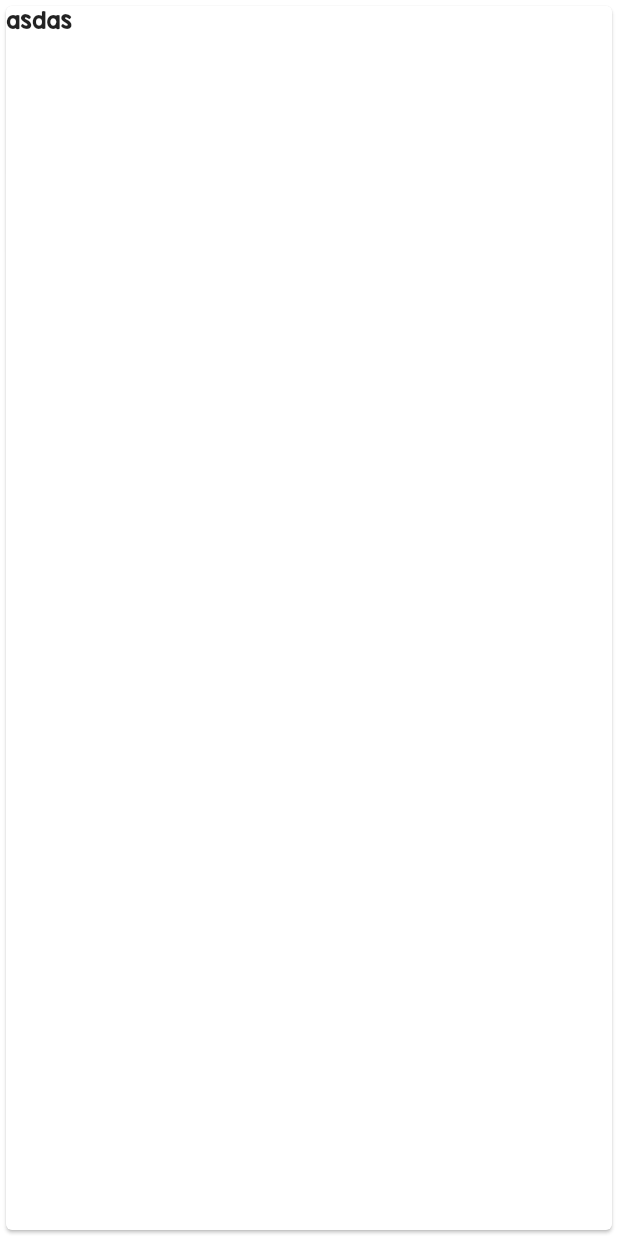
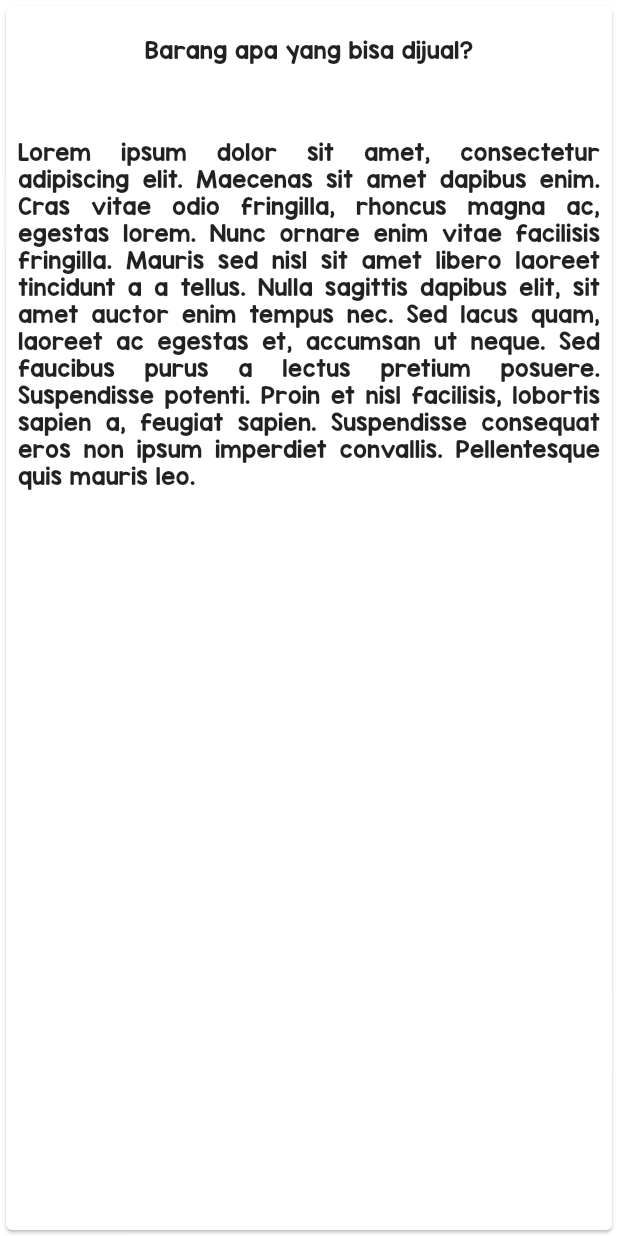
Before and after one commit to zackyrr7/consumen-samket, a Flutter app: the Bantuan screen opened directly, after a tap on "Barang apa yang bisa dijual?", on a phone screen of 412 x 824 dp. Run offline on Flutter 3.47's test engine with Material 2 defaults, Android fonts, the phone set to English and light mode, and no system bars; our stand-ins replace flutter_screenutil.

Commit message:
Fix bantuan detail and icon launcher

```diff
--- a/lib/demo.dart
+++ b/lib/demo.dart
@@ -77,32 +77,3 @@ List<Map<String, dynamic>> dataList = [
 
 
 ];
-
-List<Map<String, dynamic>> dataTanya = [
-  {
-    "judul": "Barang apa yang bisa dijual?",
-    "Jawaban": "asdasdsadsa1"
-  },
-   {
-    "judul": "Barang apa y bisa dijual?",
-    "Jawaban": "asdasdsadsa2"
-  },
-   {
-    "judul": "Barang apa yang bisajual?",
-    "Jawaban": "asdasdsadsa3"
-  },
-   {
-    "judul": "Barang apa yang bisa dijl?",
-    "Jawaban": "asdasdsadsa4"
-  },
-   {
-    "judul": "Barang apa yang bisa dual?",
-    "Jawaban": "asdasdsadsa5"
-  },
-   {
-    "judul": "Barang apa yang bisa dijl?",
-    "Jawaban": "asdasdsadsa6"
-  },
-
-
-];
--- /dev/null
+++ b/lib/list_tanya.dart
@@ -0,0 +1,34 @@
+
+
+class Tanya {
+  late String judul;
+  late String jawab;
+
+  Tanya({
+    required this.judul,
+    required this.jawab,
+  });
+}
+
+List<Tanya> tanyaList = [
+  Tanya(
+    judul: "Barang apa yang bisa dijual?", jawab: "Lorem ipsum dolor sit amet, consectetur adipiscing elit. Maecenas sit amet dapibus enim. Cras vitae odio fringilla, rhoncus magna ac, egestas lorem. Nunc ornare enim vitae facilisis fringilla. Mauris sed nisl sit amet libero laoreet tincidunt a a tellus. Nulla sagittis dapibus elit, sit amet auctor enim tempus nec. Sed lacus quam, laoreet ac egestas et, accumsan ut neque. Sed faucibus purus a lectus pretium posuere. Suspendisse potenti. Proin et nisl facilisis, lobortis sapien a, feugiat sapien. Suspendisse consequat eros non ipsum imperdiet convallis. Pellentesque quis mauris leo."),
+  Tanya(judul: "Barang apa yang bisa dial?", jawab: "asdasdsadsa2"),
+  Tanya(judul: "Barang apa yang bisa dial?", jawab: "asdasdsadsa2"),
+  Tanya(judul: "Barang apa yang bisa dial?", jawab: "asdasdsadsa2"),
+  Tanya(judul: "Barang apa yang bisa dial?", jawab: "asdasdsadsa2"),
+  Tanya(judul: "Barang apa yang bisa dial?", jawab: "asdasdsadsa2"),
+  Tanya(judul: "Barang apa yang bisa dial?", jawab: "asdasdsadsa2"),
+  Tanya(judul: "Barang apa yang bisa dial?", jawab: "asdasdsadsa2"),
+  Tanya(judul: "Barang apa yang bisa dial?", jawab: "asdasdsadsa2"),
+  Tanya(judul: "Barang apa yang bisa dial?", jawab: "asdasdsadsa2"),
+  Tanya(judul: "Barang apa yang bisa dial?", jawab: "asdasdsadsa2"),
+  Tanya(judul: "Barang apa yang bisa dial?", jawab: "asdasdsadsa2"),
+  Tanya(judul: "Barang apa yang bisa dial?", jawab: "asdasdsadsa2"),
+  Tanya(judul: "Barang apa yang bisjual?", jawab: "asdasdsadsa3"),
+  Tanya(judul: "Barang apa yang sa dijual?", jawab: "asdasdsadsa4"),
+  Tanya(judul: "Barang apa ya bisa dijual?", jawab: "asdasdsadsa5"),
+  Tanya(judul: "Barang ang bisa dijual?", jawab: "asdasdsadsa6"),
+  Tanya(judul: "Barpa yang bisa dijual?", jawab: "asdasdsadsa7"),
+
+];
--- a/lib/screen/bantuan.dart
+++ b/lib/screen/bantuan.dart
@@ -3,6 +3,7 @@
 import 'package:flutter/material.dart';
 import 'package:flutter_screenutil/flutter_screenutil.dart';
 import 'package:sampah_market/demo.dart';
+import 'package:sampah_market/list_tanya.dart';
 import 'package:sampah_market/widget/bantuan/detail.dart';
 import 'package:url_launcher/url_launcher.dart';
 import 'package:sampah_market/widget/bantuan/hubungin.dart';
@@ -26,23 +27,29 @@ class Bantuan extends StatelessWidget {
               width: ScreenUtil().setWidth(360),
               height: ScreenUtil().setHeight(700),
               child: ListView.builder(
-                  itemCount: dataTanya.length,
-                  itemBuilder: (BuildContext context, int index) {
+                  itemCount: tanyaList.length,
+                  itemBuilder: (context, index) {
+                    Tanya tanya = tanyaList[index];
                     return Padding(
                       padding: const EdgeInsets.all(8.0),
                       child: GestureDetector(
                         onTap: () {
-                          Navigator.of(context).push(MaterialPageRoute(
-                              builder: (context) =>
-                                  Detail(dataTanya[index], jawaban: '', judul: '',)));
+                          Navigator.push(
+                              context,
+                              MaterialPageRoute(
+                                  builder: (context) => Detail(tanya)));
                         },
                         child: Container(
                           alignment: Alignment.centerLeft,
                           height: ScreenUtil().setHeight(50),
                           decoration: BoxDecoration(
+                              borderRadius: BorderRadius.circular(10),
                               color: Colors.white,
                               border: Border.all(color: Colors.black)),
-                          child: Text(dataTanya[index]['judul']),
+                          child: Padding(
+                            padding: const EdgeInsets.only(left: 8.0),
+                            child: Text(tanya.judul),
+                          ),
                         ),
                       ),
                     );
@@ -59,12 +66,11 @@ class Bantuan extends StatelessWidget {
   }
 }
 
-
 void _openWhatsAppChat() async {
   String phoneNumber = '+6281347771171';
   String kalimat = 'Halo Admin';
   String url = 'https://wa.me/$phoneNumber?text=$kalimat';
 
- // ignore: deprecated_member_use
- await launch(url);
+  // ignore: deprecated_member_use
+  await launch(url);
 }
--- a/lib/widget/Beranda/card_point.dart
+++ b/lib/widget/Beranda/card_point.dart
@@ -37,15 +37,19 @@ class CardPoint extends StatelessWidget {
                     style: TextStyle(color: Colors.white),
                   ),
                   Row(
-                    children: const [
-                      Icon(
-                        Icons.copyright_rounded,
-                        size: 50,
-                      ),
+                    children: [
                       SizedBox(
+                          height: ScreenUtil().setHeight(80),
+                          // width: ScreenUtil().setWidth(50),
+                          child: const Image(
+                            image: AssetImage(
+                              'assets/icons/coin.png',
+                            ),
+                          )),
+                      const SizedBox(
                         width: 10,
                       ),
-                      Text(
+                      const Text(
                         "10.000",
                         style: TextStyle(fontSize: 20, color: Colors.white),
                       )
--- a/lib/widget/bantuan/detail.dart
+++ b/lib/widget/bantuan/detail.dart
@@ -1,16 +1,29 @@
 import 'package:flutter/material.dart';
-import 'package:sampah_market/demo.dart';
+import 'package:sampah_market/list_tanya.dart';
 
 class Detail extends StatelessWidget {
-  const Detail(Map<String, dynamic> dataTanya, {Key? key, required this.judul, required this.jawaban})
-      : super(key: key);
+  final Tanya tanya;
 
-  final String judul, jawaban;
+  // ignore: use_key_in_widget_constructors
+  const Detail(this.tanya);
 
   @override
   Widget build(BuildContext context) {
-    return const Card(
-      child: const Text("asdas"),
+    return SafeArea(
+      child: Card(
+        child: Column(
+          children: [
+            Padding(
+              padding: const EdgeInsets.only(top:20.0),
+              child: Text(tanya.judul),
+            ),
+            Padding(
+              padding: const EdgeInsets.fromLTRB(8, 50, 8, 0),
+              child: Text(tanya.jawab,textAlign: TextAlign.justify,),
+            )
+          ],
+        ),
+      ),
     );
   }
 }
--- a/pubspec.yaml
+++ b/pubspec.yaml
@@ -34,11 +34,17 @@ dependencies:
   font_awesome_flutter: ^10.1.0
   http: ^0.13.5
   url_launcher: ^6.1.5
+  flutter_launcher_icons: "^0.10.0"
 
 dev_dependencies:
   flutter_lints: ^1.0.0
   flutter_test:
     sdk: flutter
+
+flutter_icons:
+  android: "launcher_icon"
+  ios: true
+  image_path: "assets/icons/sampah.png"
 
 # For information on the generic Dart part of this file, see the
 # following page: https://dart.dev/tools/pub/pubspec
```
Also changed, not shown: assets/icons/coin.png (added), pubspec.lock, 28 other files.
